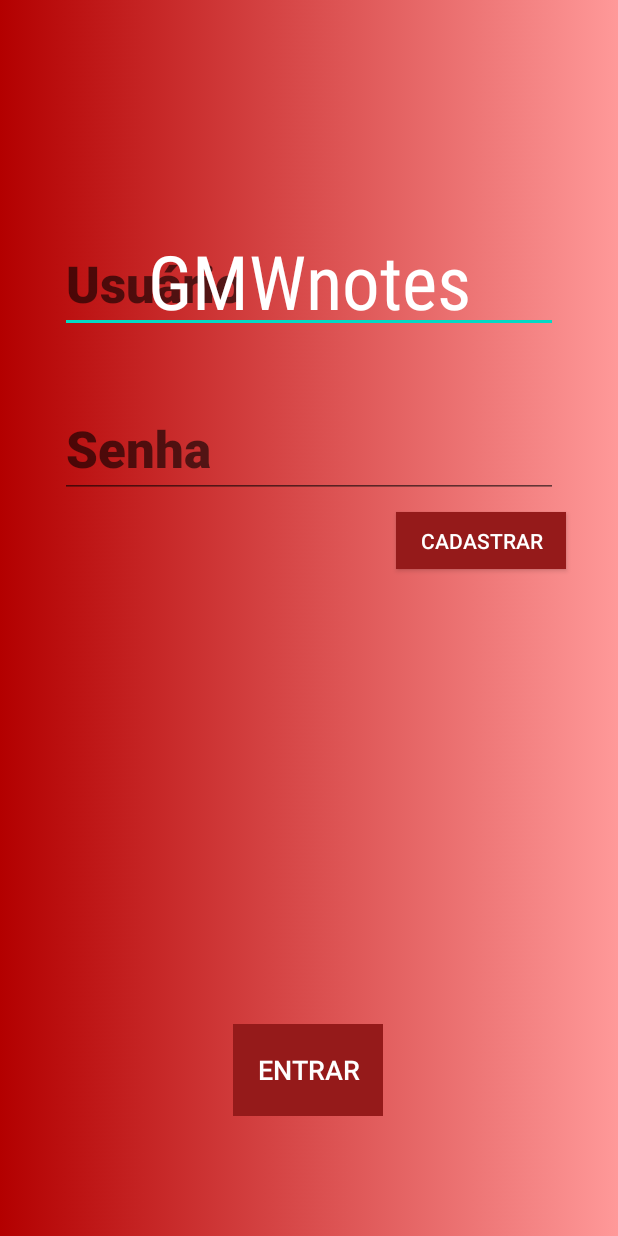
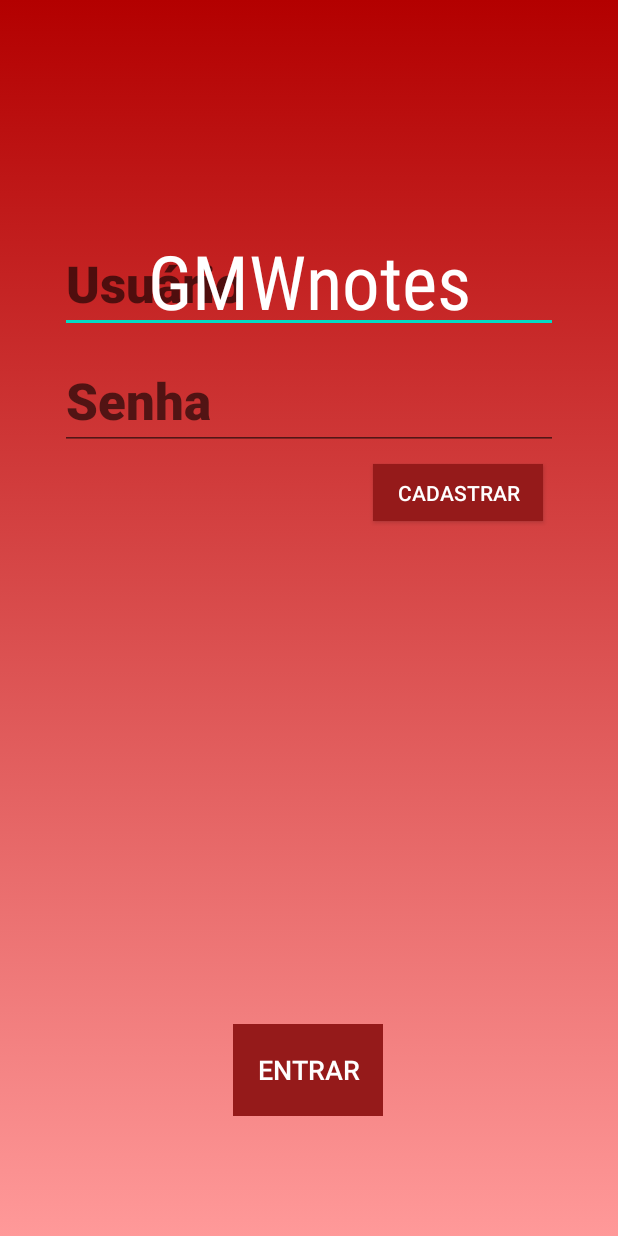
Before and after one commit to mateusmariano/GMWnotes, an Android app: the layout activity_login.xml on its own in the app's theme, with its tools: preview values and no code run, on a phone screen of 412 x 824 dp. Run offline under Robolectric (Android 15) with nearby library versions, the phone set to English and light mode, and no system bars.

```diff
--- a/app/src/main/AndroidManifest.xml
+++ b/app/src/main/AndroidManifest.xml
@@ -20,7 +20,8 @@
         <activity
             android:name=".ui.login.LoginActivity"
             android:label="@string/app_name"
-            android:screenOrientation="portrait">
+            android:screenOrientation="portrait"
+            android:theme="@style/AppTheme.NoActionBar">
             <intent-filter>
                 <action android:name="android.intent.action.MAIN" />
 
--- a/app/src/main/res/drawable/gradient.xml
+++ b/app/src/main/res/drawable/gradient.xml
@@ -1,13 +1,16 @@
 <?xml version="1.0" encoding="utf-8"?>
 <selector xmlns:android="http://schemas.android.com/apk/res/android">
-    <item>
+    <item
+        android:height="25dp">
+        <shape>
 
-        <shape>
 
             <gradient
                 android:endColor="#ff9999"
                 android:startColor="#b30000"
-                android:type="linear" />
+                android:type="linear"
+                android:angle="-90"
+                />
         </shape>
 
     </item>
--- a/app/src/main/res/layout/activity_login.xml
+++ b/app/src/main/res/layout/activity_login.xml
@@ -35,7 +35,7 @@
         android:layout_width="0dp"
         android:layout_height="wrap_content"
         android:layout_marginStart="24dp"
-        android:layout_marginTop="44dp"
+        android:layout_marginTop="12dp"
         android:layout_marginEnd="24dp"
         android:hint="Senha"
         android:imeActionLabel="@string/action_sign_in_short"
@@ -44,6 +44,7 @@
         android:selectAllOnFocus="true"
         android:textAppearance="@style/TextAppearance.AppCompat.Display1"
         android:textStyle="bold"
+        android:textColor="@android:color/background_light"
         app:fontFamily="sans-serif-medium"
         app:layout_constraintEnd_toEndOf="parent"
         app:layout_constraintStart_toStartOf="parent"
@@ -90,18 +91,17 @@
         android:id="@+id/button"
         android:layout_width="113dp"
         android:layout_height="38dp"
-        android:layout_marginStart="248dp"
-        android:layout_marginLeft="248dp"
+        android:layout_marginStart="240dp"
+        android:layout_marginLeft="240dp"
         android:layout_marginTop="9dp"
-        android:layout_marginEnd="21dp"
-        android:layout_marginRight="21dp"
+        android:layout_marginEnd="42dp"
+        android:layout_marginRight="42dp"
         android:layout_marginBottom="336dp"
         android:background="#951A1A"
         android:text="Cadastrar"
         android:textColor="@color/cardview_light_background"
         app:layout_constraintBottom_toBottomOf="parent"
         app:layout_constraintEnd_toEndOf="parent"
-        app:layout_constraintHorizontal_bias="0.034"
         app:layout_constraintStart_toStartOf="parent"
         app:layout_constraintTop_toBottomOf="@+id/password"
         app:layout_constraintVertical_bias="0.0" />
--- a/app/src/main/res/layout/fragment_dash.xml
+++ b/app/src/main/res/layout/fragment_dash.xml
@@ -1,10 +1,9 @@
 <?xml version="1.0" encoding="utf-8"?>
 <androidx.constraintlayout.widget.ConstraintLayout xmlns:android="http://schemas.android.com/apk/res/android"
     xmlns:app="http://schemas.android.com/apk/res-auto"
+    xmlns:tools="http://schemas.android.com/tools"
     android:layout_width="match_parent"
     android:layout_height="match_parent"
-    android:background="@drawable/gradient"
-    xmlns:tools="http://schemas.android.com/tools"
     tools:context=".DashFragment">
 
     <Button
```
Also changed, not shown: app/src/main/res/layout/activity_calc_media.xml (+8 -8 lines).
